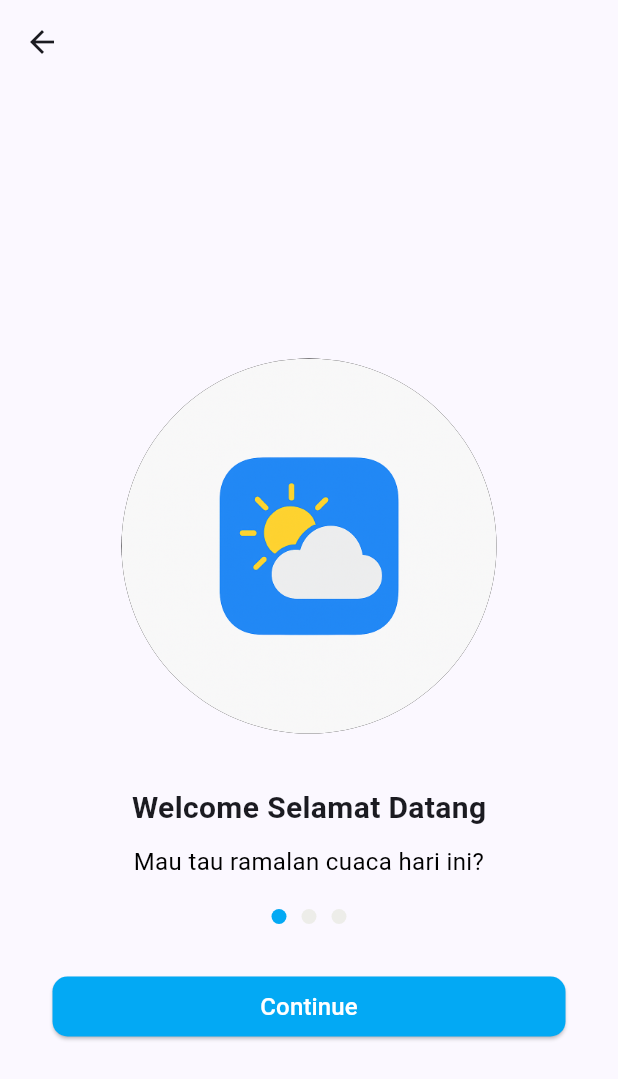
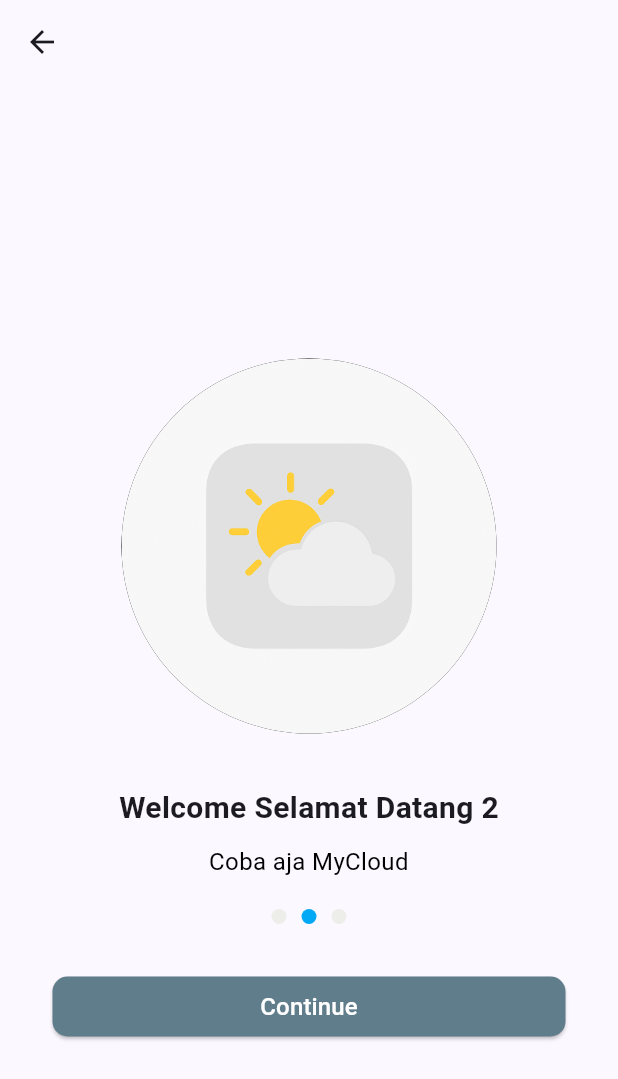
Before and after one commit to str122-xyz/KB1179-1123150070-uts, a Flutter app: the SplashScreen2 screen opened directly, on a phone screen of 412 x 824 dp. Shown: the top 1079 px of the screen. Run offline on Flutter 3.47's test engine with Material 3 defaults, Android fonts, the phone set to English and light mode, and no system bars.

Commit message:
update tampilan splashscreen2 : ganti gambar, teks, subtitle, bullet aktif dan navigasi ke splashscreen3

```diff
--- a/lib/screen/splash_screen2.dart
+++ b/lib/screen/splash_screen2.dart
@@ -1,4 +1,5 @@
 import 'package:flutter/material.dart';
+import 'package:flutter_tests/screen/splash_screen3.dart';
 
 void main() {
   runApp(SplashScreen2());
@@ -25,19 +26,19 @@ class SplashScreen2 extends StatelessWidget {
                 shape: BoxShape.circle,
                 color: Colors.black,
                 image: DecorationImage(
-                  image: AssetImage("assets/logo.png"),
+                  image: AssetImage("assets/logo2.png"),
                   fit: BoxFit.cover,
                 ),
               ),
             ),
             SizedBox(height: 10),
             Text(
-              "Welcome Selamat Datang",
+              "Welcome Selamat Datang 2",
               style: TextStyle(fontSize: 20.0, fontWeight: FontWeight.bold),
             ),
             SizedBox(height: 10),
             Text(
-              "Mau tau ramalan cuaca hari ini?",
+              "Coba aja MyCloud",
               textAlign: TextAlign.center,
               style: TextStyle(
                 fontSize: 16.0,
@@ -49,23 +50,23 @@ class SplashScreen2 extends StatelessWidget {
             Row(
               mainAxisAlignment: MainAxisAlignment.center,
               children: [
-                //Bullet aktif
+                //Bullet non-aktif
+                Container(
+                  width: 10,
+                  height: 10,
+                  decoration: BoxDecoration(
+                    shape: BoxShape.circle,
+                    color: Color(0xFFedede9),
+                  ),
+                ),
+                SizedBox(width: 10),
+                // Bullet aktif
                 Container(
                   width: 10,
                   height: 10,
                   decoration: BoxDecoration(
                     shape: BoxShape.circle,
                     color: Colors.lightBlue,
-                  ),
-                ),
-                SizedBox(width: 10),
-                // Bullet non-aktif
-                Container(
-                  width: 10,
-                  height: 10,
-                  decoration: BoxDecoration(
-                    shape: BoxShape.circle,
-                    color: Color(0xFFedede9),
                   ),
                 ),
                 SizedBox(width: 10),
@@ -88,10 +89,13 @@ class SplashScreen2 extends StatelessWidget {
                 width: double.infinity,
                 child: ElevatedButton(
                   onPressed: () {
-                    //To splashscrenn2
+                    Navigator.push(
+                      context,
+                      MaterialPageRoute(builder: (context) => SplashScreen3()),
+                    );
                   },
                   style: ElevatedButton.styleFrom(
-                    backgroundColor: Colors.lightBlue,
+                    backgroundColor: Colors.blueGrey,
                     shape: RoundedRectangleBorder(
                       borderRadius: BorderRadius.circular(10),
                     ),
```
Also changed, not shown: assets/logo2.png (added).
